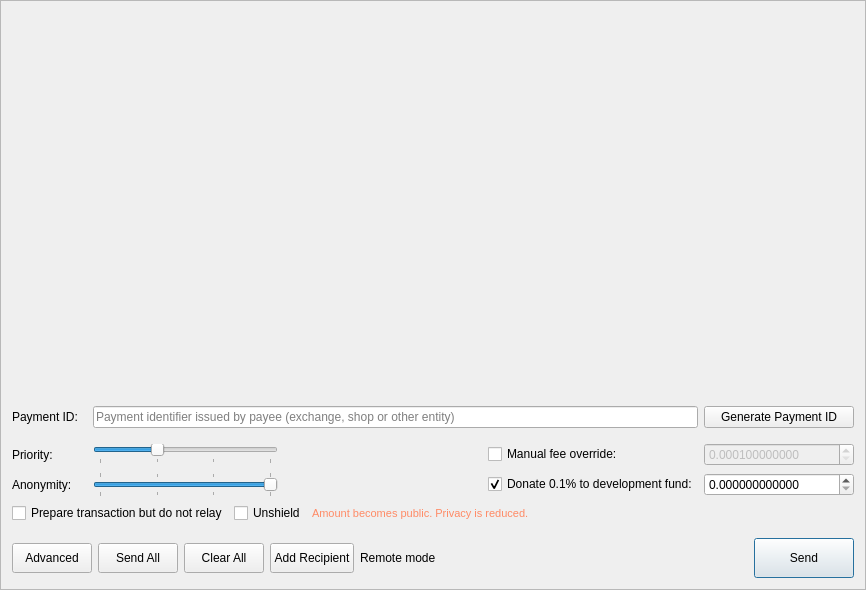
First picture: the form in src/gui/ui/sendframe.ui, repository Karbovanets/karbowanecwallet, before the edit.
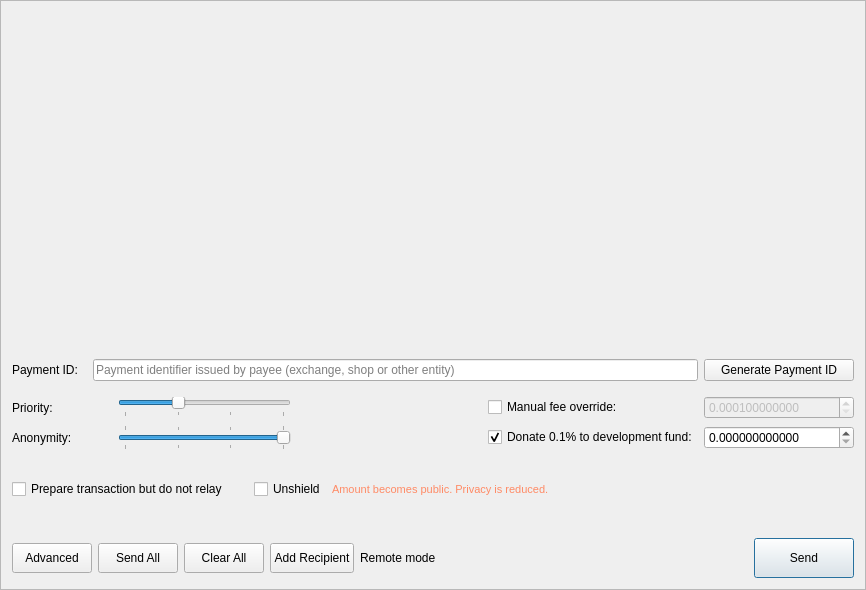
Second picture: the form after the edit. Icons and pictures are not drawn.

Commit message: Minor visual tweaks in Send Frame

What changed in the file:
```diff
--- a/src/gui/ui/sendframe.ui
+++ b/src/gui/ui/sendframe.ui
@@ -33,8 +33,8 @@
        <rect>
         <x>0</x>
         <y>0</y>
-        <width>846</width>
-        <height>373</height>
+        <width>842</width>
+        <height>348</height>
        </rect>
       </property>
       <layout class="QVBoxLayout" name="m_send_frame_layout">
@@ -160,7 +160,7 @@
        <widget class="QLabel" name="label_2">
         <property name="minimumSize">
          <size>
-          <width>75</width>
+          <width>100</width>
           <height>0</height>
          </size>
         </property>
@@ -403,6 +403,19 @@
           </property>
          </widget>
         </item>
+        <item>
+         <spacer name="verticalSpacer_2">
+          <property name="orientation">
+           <enum>Qt::Orientation::Vertical</enum>
+          </property>
+          <property name="sizeHint" stdset="0">
+           <size>
+            <width>20</width>
+            <height>40</height>
+           </size>
+          </property>
+         </spacer>
+        </item>
         <item>
          <widget class="QCheckBox" name="unshieldCheckBox">
           <property name="toolTip">
```
Left out of the diff: 25 changed lines with no effect on the pictures.
